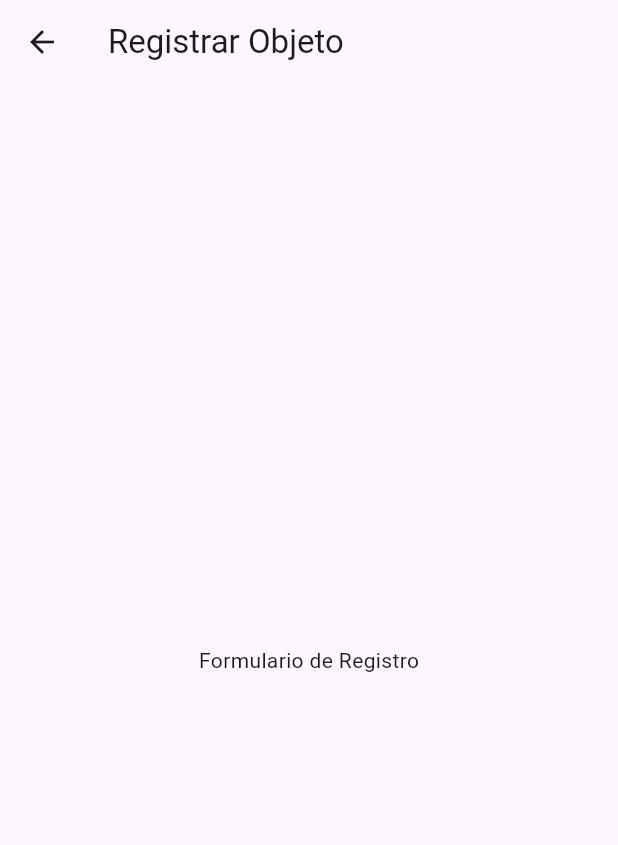
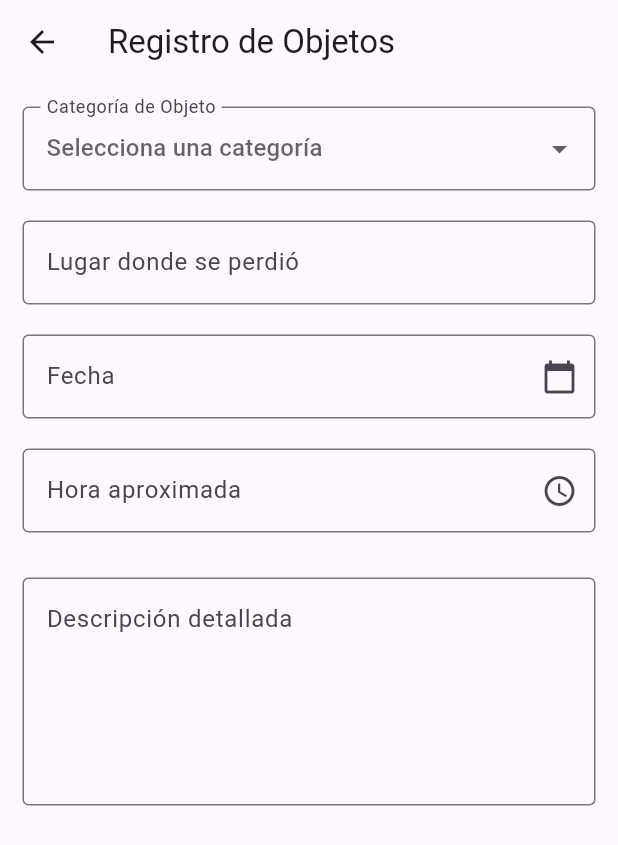
Before and after one commit to Eddomora/Proyecto_Ing_Software, a Flutter app: the screen it shows after launch, after a tap on "Registrar Objeto Perdido", on a phone screen of 412 x 824 dp. Shown: the top 845 px of the screen. Run offline on Flutter 3.47's test engine with Material 3 defaults, Android fonts, the phone set to English and light mode, and no system bars.

Commit message:
Agrega página con formulario con preguntas claves

```diff
--- a/Proyecto Dart/sistema_objetos_perdidos/lib/botones.dart
+++ b/Proyecto Dart/sistema_objetos_perdidos/lib/botones.dart
@@ -11,7 +11,7 @@ class MainButtons extends StatelessWidget {
         ElevatedButton(
          onPressed: () {
           Navigator.push(context,
-          MaterialPageRoute(builder: (context) => const RegistroPage()));
+          MaterialPageRoute(builder: (context) => const RegistroPage())); //redirecciona
          },
          child: Text('Registrar Objeto Perdido'))
       ],
--- a/Proyecto Dart/sistema_objetos_perdidos/lib/formulario.dart
+++ b/Proyecto Dart/sistema_objetos_perdidos/lib/formulario.dart
@@ -1,16 +1,180 @@
 import 'package:flutter/material.dart';
 
-class RegistroPage extends StatelessWidget {
+class RegistroPage extends StatefulWidget {
   const RegistroPage({super.key});
+
+  @override
+  State<RegistroPage> createState() => _RegistroPageState();
+}
+
+class _RegistroPageState extends State<RegistroPage> {
+  final formularioKey = GlobalKey<FormState>(); //key para guardar los datos una vez finalizado el formulario
+  String? selectedCategory;
+  final List<String> categorias = ['Billetera', 'Celular', 'Llaves', 'Documentos', 'Joyas', 'Mochila/Bolso', 'Prenda de Vestir','Otros...'];
+  final lugarController = TextEditingController(); //Para el lugar
+
+  final dateController = TextEditingController(); //Para la fecha
+  DateTime? fecha;
+
+  final timeController = TextEditingController(); //para la hora
+  TimeOfDay? time;
+
+  final descriptionController = TextEditingController(); //Para la descripción
+
+  @override
+  void dispose() { //función para liberar memoria cuando la página se destruye
+    lugarController.dispose();
+    dateController.dispose();
+    timeController.dispose();
+    descriptionController.dispose();
+    super.dispose();
+  }
+
+  Future<void> datePicker() async {
+    final DateTime? pickedDate = await showDatePicker(
+      context: context,
+      initialDate: DateTime.now(),
+      firstDate: DateTime(2024), //fecha más antigua que se puede seleccionar
+      lastDate: DateTime.now(), // fecha mas nueva (hoy)
+      helpText: 'Seleccione fecha'
+      );
+      if (pickedDate != null && pickedDate != fecha) {
+      //Actualizamos el estado
+      setState(() {
+        fecha = pickedDate;
+        dateController.text = "${pickedDate.day}/${pickedDate.month}/${pickedDate.year}";
+      });
+    }
+  }
+
+  Future<void> timePicker() async {
+    final TimeOfDay? pickedTime = await showTimePicker(
+      context: context,
+      initialTime: TimeOfDay.now(),
+      helpText: 'Hora aproximada'
+    );
+    if (pickedTime != null && pickedTime != time) {
+      setState(() {
+        time = pickedTime;
+        timeController.text = pickedTime.format(context);
+      });
+    }
+  }
 
   @override
   Widget build(BuildContext context) {
     return Scaffold(
       appBar: AppBar(
-        title: Text('Registrar Objeto'),
-      ),
-      body: Center(
-        child: Text('Formulario de Registro'),
+        title: Text('Registro de Objetos')),
+        body: Form(
+          key: formularioKey,
+          child: ListView( //Listview para que sea scrolleable
+            padding: const EdgeInsets.all(15.0),
+            children: [
+
+              // ===Campo para Categoría del Objeto===
+              DropdownButtonFormField<String>(
+                decoration: InputDecoration(
+                  labelText: 'Categoría de Objeto',
+                  border: OutlineInputBorder(),
+                ),
+                value: selectedCategory,
+                hint: Text('Selecciona una categoría'),
+                onChanged: (String? newValue) {
+                  setState(() {
+                    selectedCategory = newValue;
+                  });
+                },
+                items: categorias.map((String category) {
+                return DropdownMenuItem<String>(
+                  value: category, //el valor a guardar
+                  child: Text(category),
+                );
+              }).toList(),
+              validator: (value) {
+                if (value == null || value.isEmpty) {
+                  return 'Por favor, debe seleccionar una categoría';
+                }
+                return null;
+              },
+              ),
+              const SizedBox(height: 20),
+
+              //===Campo para Lugar===
+              TextFormField(
+                controller: lugarController,
+                decoration: InputDecoration(
+                  labelText: 'Lugar donde se perdió',
+                  hintText: 'Ejemplo: CFM, Cubo 4, Los pastos...',
+                  border: OutlineInputBorder(),
+                ),
+                validator: (value) { //valida
+                if (value == null || value.trim().isEmpty) { //trim() para que no acepte espacios en blanco
+                  return 'Por favor, ingresa el lugar';
+                }
+                return null;
+              },
+            ),
+            const SizedBox(height: 20),
+
+            //===Campo para la Fecha===
+            TextFormField(
+              controller: dateController,
+              decoration: InputDecoration(
+                labelText: 'Fecha',
+                border: OutlineInputBorder(),
+                suffixIcon: Icon(Icons.calendar_today),
+              ),
+              readOnly: true,
+              onTap: datePicker, //llamamos a la función datepicker()
+              validator: (value) {
+                if (value == null || value.isEmpty) {
+                  return 'Por favor, Selecciona una fecha';
+                }
+                return null;
+              },
+            ),
+            const SizedBox(height: 20),
+
+            //===Campo para la Hora===
+            TextFormField(
+              controller: timeController,
+              decoration: InputDecoration(
+                labelText: 'Hora aproximada',
+                border: OutlineInputBorder(),
+                suffixIcon: Icon(Icons.access_time),
+              ),
+              readOnly: true,
+              onTap: timePicker,
+              validator: (value) {
+                if (value == null || value.isEmpty) {
+                  return 'Por favor, Selecciona una hora';
+                }
+                return null;
+              },
+            ),
+            const SizedBox(height: 30),
+
+            //===Campo para Descripción multilinea===
+            TextFormField(
+              controller: descriptionController,
+              decoration: InputDecoration(
+                labelText: 'Descripción detallada',
+                hintText: 'Incluya máximo detalle. Ej: Color, marca, rasgos distintivos (manchas, detalles estéticos)...',
+                border: OutlineInputBorder(),
+                alignLabelWithHint: true,
+              ),
+              maxLines: 5,
+              keyboardType: TextInputType.multiline,
+              validator: (value) {
+                if (value == null || value.trim().isEmpty) {
+                  return 'Por favor, Ingresa descripción';
+                }
+                return null;
+              },
+            ),
+          ],
+        ),
       ),
     );
   }
```
